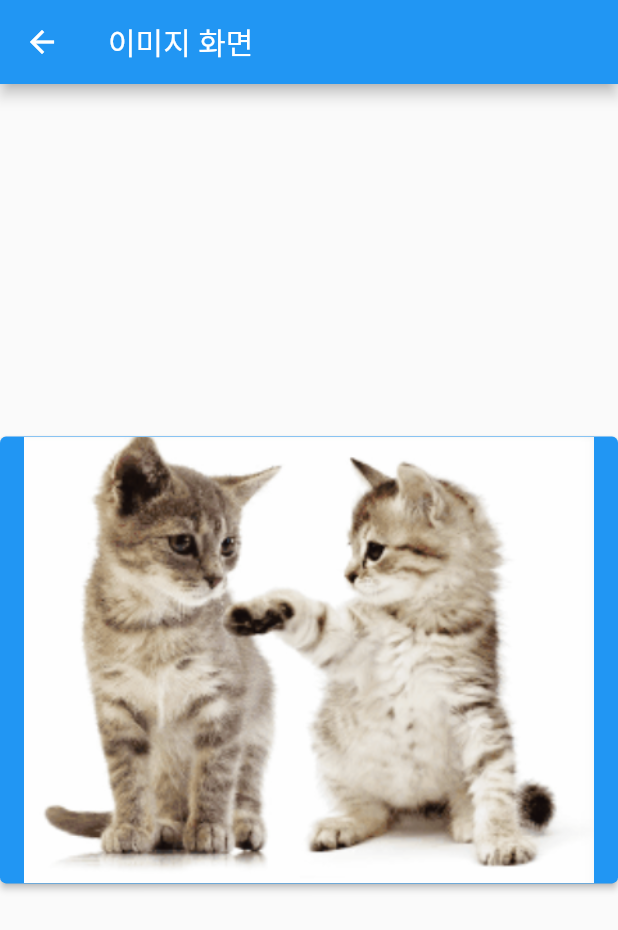
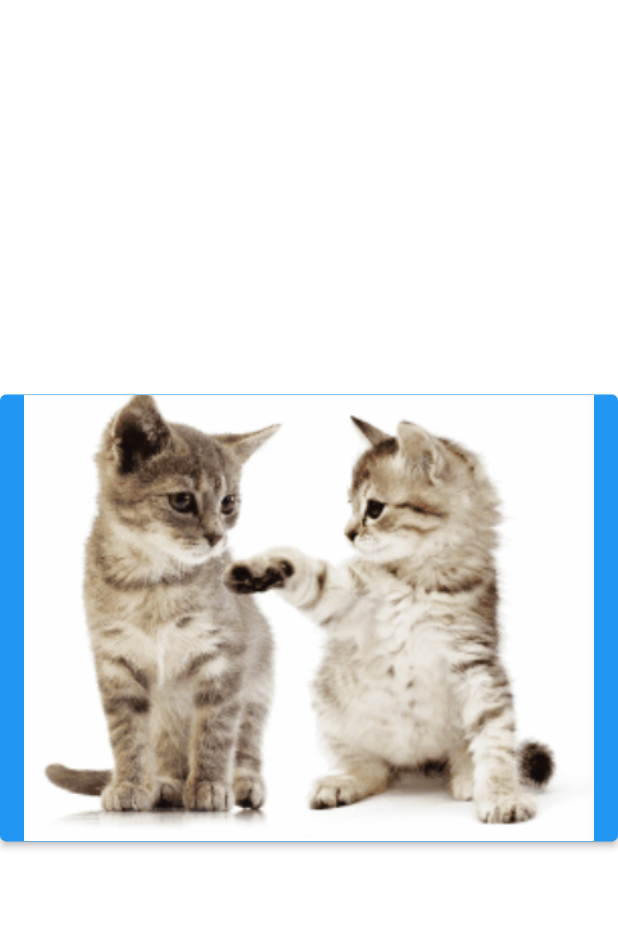
Before and after one commit to jaeeun622/flutter-study, a Flutter app: the screen it shows after launch, after a tap on "이미지", on a phone screen of 412 x 824 dp. Shown: the top 930 px of the screen. Run offline on Flutter 3.47's test engine with Material 2 defaults, Android fonts, the phone set to English and light mode, and no system bars.

Commit message:
- 이미지 페이지에서 AppBar, BottomNavigation 삭제함

```diff
--- a/lib/main.dart
+++ b/lib/main.dart
@@ -29,13 +29,6 @@ class MyHomePage extends StatefulWidget {
 }
 
 class _MyHomePageState extends State<MyHomePage> {
-  int _counter = 0;
-
-  // void _incrementCounter() {
-  //   setState(() {
-  //     _counter++;
-  //   });
-  // }
 
   @override
   Widget build(BuildContext context) {
@@ -71,9 +64,8 @@ class _MyHomePageState extends State<MyHomePage> {
               ),
               onPressed: () { },
               child: Text('이미지2'),
-            ),
+            )
 
-            Icon(Icons.star)
           ],
         ),
       ),
@@ -164,18 +156,27 @@ class SecondRoute extends StatelessWidget {
 
   @override
   Widget build(BuildContext context) {
-    return Scaffold(
-      appBar: AppBar(
-        title: const Text('이미지 화면'),
-      ),
-      body: Center(
-        child: ElevatedButton(
+    return Center(
+      child: ElevatedButton(
           onPressed: () {
             Navigator.pop(context);
           },
           child: Image.asset("images/cat.png")
-        ),
       ),
     );
+
+    // return Scaffold(
+      // // appBar: AppBar(
+      // //   title: const Text('이미지 화면'),
+      // // ),
+      // body: Center(
+      //   child: ElevatedButton(
+      //     onPressed: () {
+      //       Navigator.pop(context);
+      //     },
+      //     child: Image.asset("images/cat.png")
+      //   ),
+      // ),
+    // );
   }
 }
```
